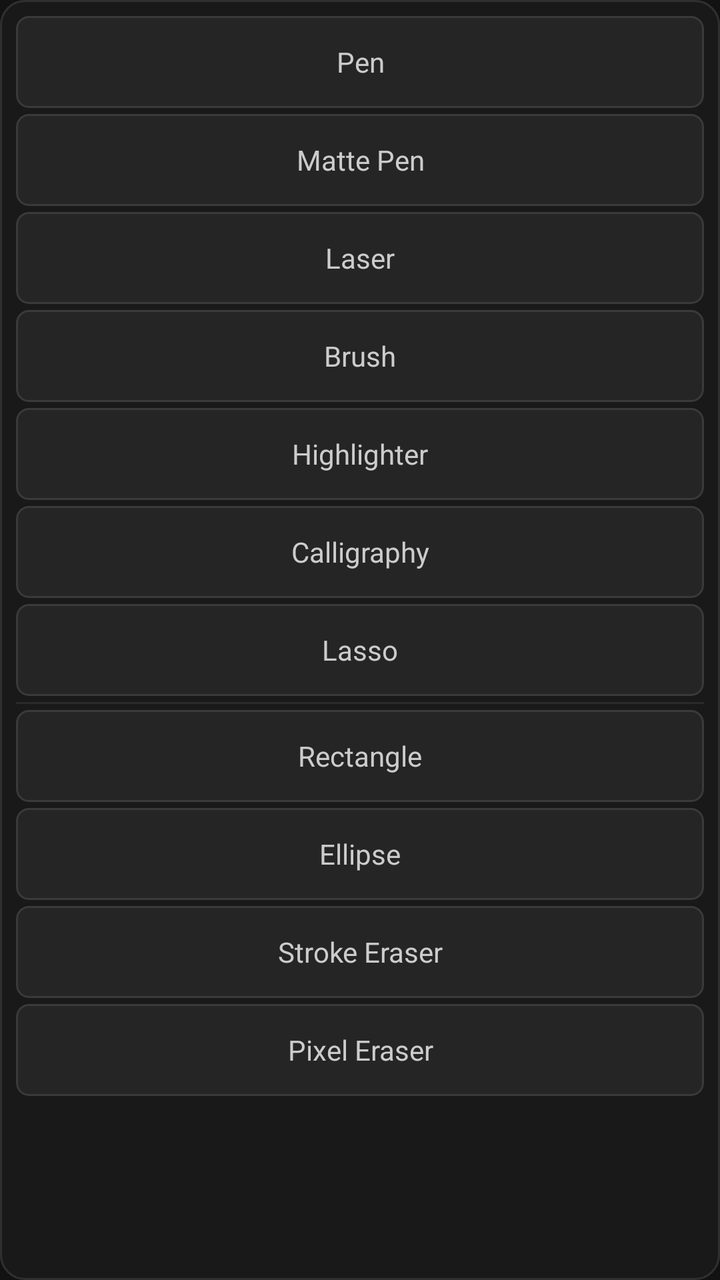
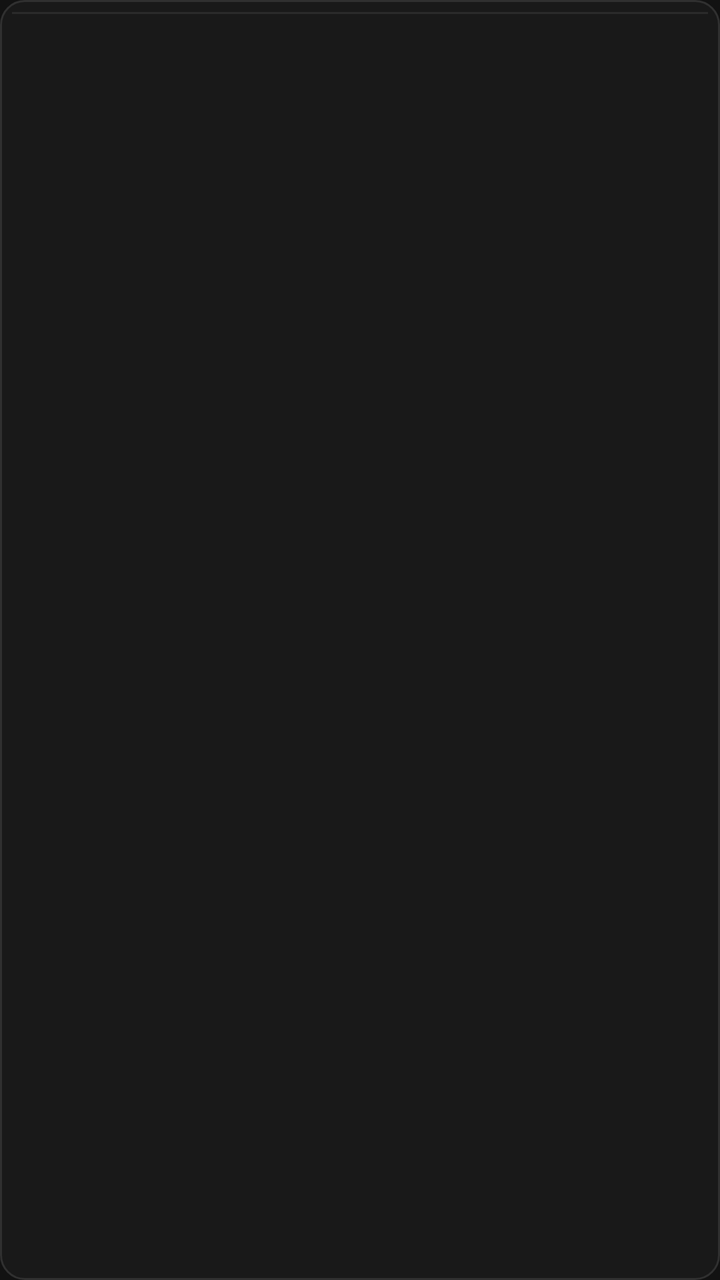

Screens rendered from an Android XML layout before and after an edit, with the pre-edit source and the edit as a unified diff.
<!-- AndroidManifest.xml: application theme Theme.DrawAnywhere -->
<!-- res/layout/panel_tools.xml -->
<?xml version="1.0" encoding="utf-8"?>
<LinearLayout
    xmlns:android="http://schemas.android.com/apk/res/android"
    android:layout_width="164dp"
    android:layout_height="wrap_content"
    android:orientation="vertical"
    android:background="@drawable/bg_panel"
    android:paddingTop="8dp"
    android:paddingBottom="8dp"
    android:elevation="8dp">

    
    <TextView
        android:id="@+id/tool_pen"
        android:layout_width="match_parent"
        android:layout_height="46dp"
        android:gravity="center"
        android:text="@string/tool_pen"
        android:textSize="14sp"
        android:textColor="@color/tool_item_text_default"
        android:background="@drawable/bg_tool_item_default"
        android:layout_marginStart="8dp"
        android:layout_marginEnd="8dp"
        android:layout_marginBottom="3dp"
        android:fontFamily="sans-serif" />

    
    <TextView
        android:id="@+id/tool_matte_pen"
        android:layout_width="match_parent"
        android:layout_height="46dp"
        android:gravity="center"
        android:text="@string/tool_matte_pen"
        android:textSize="14sp"
        android:textColor="@color/tool_item_text_default"
        android:background="@drawable/bg_tool_item_default"
        android:layout_marginStart="8dp"
        android:layout_marginEnd="8dp"
        android:layout_marginBottom="3dp"
        android:fontFamily="sans-serif" />

    
    <TextView
        android:id="@+id/tool_laser"
        android:layout_width="match_parent"
        android:layout_height="46dp"
        android:gravity="center"
        android:text="@string/tool_laser"
        android:textSize="14sp"
        android:textColor="@color/tool_item_text_default"
        android:background="@drawable/bg_tool_item_default"
        android:layout_marginStart="8dp"
        android:layout_marginEnd="8dp"
        android:layout_marginBottom="3dp"
        android:fontFamily="sans-serif" />

    
    <TextView
        android:id="@+id/tool_brush"
        android:layout_width="match_parent"
        android:layout_height="46dp"
        android:gravity="center"
        android:text="@string/tool_brush"
        android:textSize="14sp"
        android:textColor="@color/tool_item_text_default"
        android:background="@drawable/bg_tool_item_default"
        android:layout_marginStart="8dp"
        android:layout_marginEnd="8dp"
        android:layout_marginBottom="3dp"
        android:fontFamily="sans-serif" />

    
    <TextView
        android:id="@+id/tool_highlighter"
        android:layout_width="match_parent"
        android:layout_height="46dp"
        android:gravity="center"
        android:text="@string/tool_highlighter"
        android:textSize="14sp"
        android:textColor="@color/tool_item_text_default"
        android:background="@drawable/bg_tool_item_default"
        android:layout_marginStart="8dp"
        android:layout_marginEnd="8dp"
        android:layout_marginBottom="3dp"
        android:fontFamily="sans-serif" />

    
    <TextView
        android:id="@+id/tool_calligraphy"
        android:layout_width="match_parent"
        android:layout_height="46dp"
        android:gravity="center"
        android:text="@string/tool_calligraphy"
        android:textSize="14sp"
        android:textColor="@color/tool_item_text_default"
        android:background="@drawable/bg_tool_item_default"
        android:layout_marginStart="8dp"
        android:layout_marginEnd="8dp"
        android:layout_marginBottom="3dp"
        android:fontFamily="sans-serif" />

    
    <TextView
        android:id="@+id/tool_lasso"
        android:layout_width="match_parent"
        android:layout_height="46dp"
        android:gravity="center"
        android:text="@string/tool_lasso"
        android:textSize="14sp"
        android:textColor="@color/tool_item_text_default"
        android:background="@drawable/bg_tool_item_default"
        android:layout_marginStart="8dp"
        android:layout_marginEnd="8dp"
        android:layout_marginBottom="3dp"
        android:fontFamily="sans-serif" />

    
    <View
        android:layout_width="match_parent"
        android:layout_height="1dp"
        android:background="@color/panel_section_divider"
        android:layout_marginStart="8dp"
        android:layout_marginEnd="8dp"
        android:layout_marginBottom="3dp" />

    
    <TextView
        android:id="@+id/tool_rectangle"
        android:layout_width="match_parent"
        android:layout_height="46dp"
        android:gravity="center"
        android:text="@string/tool_rectangle"
        android:textSize="14sp"
        android:textColor="@color/tool_item_text_default"
        android:background="@drawable/bg_tool_item_default"
        android:layout_marginStart="8dp"
        android:layout_marginEnd="8dp"
        android:layout_marginBottom="3dp"
        android:fontFamily="sans-serif" />

    
    <TextView
        android:id="@+id/tool_ellipse"
        android:layout_width="match_parent"
        android:layout_height="46dp"
        android:gravity="center"
        android:text="@string/tool_ellipse"
        android:textSize="14sp"
        android:textColor="@color/tool_item_text_default"
        android:background="@drawable/bg_tool_item_default"
        android:layout_marginStart="8dp"
        android:layout_marginEnd="8dp"
        android:layout_marginBottom="3dp"
        android:fontFamily="sans-serif" />

    
    <TextView
        android:id="@+id/tool_stroke_eraser"
        android:layout_width="match_parent"
        android:layout_height="46dp"
        android:gravity="center"
        android:text="@string/tool_stroke_eraser"
        android:textSize="14sp"
        android:textColor="@color/tool_item_text_default"
        android:background="@drawable/bg_tool_item_default"
        android:layout_marginStart="8dp"
        android:layout_marginEnd="8dp"
        android:layout_marginBottom="3dp"
        android:fontFamily="sans-serif" />

    
    <TextView
        android:id="@+id/tool_pixel_eraser"
        android:layout_width="match_parent"
        android:layout_height="46dp"
        android:gravity="center"
        android:text="@string/tool_pixel_eraser"
        android:textSize="14sp"
        android:textColor="@color/tool_item_text_default"
        android:background="@drawable/bg_tool_item_default"
        android:layout_marginStart="8dp"
        android:layout_marginEnd="8dp"
        android:fontFamily="sans-serif" />

</LinearLayout>
<!-- resources referenced by this layout -->
<resources>
  <color name="panel_section_divider">#FF2A2A2A</color>
  <color name="tool_item_text_default">#FFCCCCCC</color>
  <!-- drawable bg_panel (drawable) -->
  <?xml version="1.0" encoding="utf-8"?>
  <shape xmlns:android="http://schemas.android.com/apk/res/android"
      android:shape="rectangle">
  
      <solid android:color="@color/panel_bg" />
  
      <corners android:radius="12dp" />
  
      <stroke
          android:width="1dp"
          android:color="@color/panel_border" />
  
  </shape>
  <!-- drawable bg_tool_item_default (drawable) -->
  <?xml version="1.0" encoding="utf-8"?>
  <shape xmlns:android="http://schemas.android.com/apk/res/android"
      android:shape="rectangle">
  
      <solid android:color="@color/tool_item_default_bg" />
  
      <corners android:radius="6dp" />
  
      <stroke
          android:width="1dp"
          android:color="@color/tool_item_default_border" />
  
  </shape>
  <string name="tool_brush">Brush</string>
  <string name="tool_calligraphy">Calligraphy</string>
  <string name="tool_ellipse">Ellipse</string>
  <string name="tool_highlighter">Highlighter</string>
  <string name="tool_laser">Laser</string>
  <string name="tool_lasso">Lasso</string>
  <string name="tool_matte_pen">Matte Pen</string>
  <string name="tool_pen">Pen</string>
  <string name="tool_pixel_eraser">Pixel Eraser</string>
  <string name="tool_rectangle">Rectangle</string>
  <string name="tool_stroke_eraser">Stroke Eraser</string>
  <style name="Theme.DrawAnywhere" parent="Theme.MaterialComponents.DayNight.NoActionBar">
          <item name="colorPrimary">@color/colorPrimary</item>
          <item name="colorPrimaryVariant">@color/colorPrimaryVariant</item>
          <item name="colorOnPrimary">@color/colorOnPrimary</item>
          <item name="colorSecondary">@color/colorSecondary</item>
          <item name="colorOnSecondary">@color/colorOnSecondary</item>
          <item name="colorError">@color/colorError</item>
          <item name="colorOnError">@color/colorOnError</item>
          <item name="colorSurface">@color/colorSurface</item>
          <item name="colorOnSurface">@color/colorOnSurface</item>
          <item name="android:colorBackground">@color/colorBackground</item>
          <item name="android:windowBackground">@color/colorBackground</item>
          <item name="android:statusBarColor">@android:color/transparent</item>
          <item name="android:navigationBarColor">@android:color/transparent</item>
          <item name="android:windowDrawsSystemBarBackgrounds">true</item>
      </style>
  <color name="panel_bg">#F21A1A1A</color>
  <color name="panel_border">#FF303030</color>
  <color name="tool_item_default_bg">#FF252525</color>
  <color name="tool_item_default_border">#FF3A3A3A</color>
  <color name="colorPrimary">#FFB73A3A</color>
  <color name="colorPrimaryVariant">#FF8B0000</color>
  <color name="colorOnPrimary">#FFFFFFFF</color>
  <color name="colorSecondary">#FF444444</color>
  <color name="colorOnSecondary">#FFFFFFFF</color>
  <color name="colorError">#FFCF6679</color>
  <color name="colorOnError">#FF000000</color>
  <color name="colorSurface">#FF1C1C1C</color>
  <color name="colorOnSurface">#FFFFFFFF</color>
  <color name="colorBackground">#FF121212</color>
</resources>

<!-- the commit's change to res/layout/panel_tools.xml (unified diff, before → after) -->
@@ -1,185 +1,33 @@
 <?xml version="1.0" encoding="utf-8"?>
 <LinearLayout
     xmlns:android="http://schemas.android.com/apk/res/android"
-    android:layout_width="164dp"
+    android:layout_width="140dp"
     android:layout_height="wrap_content"
     android:orientation="vertical"
     android:background="@drawable/bg_panel"
-    android:paddingTop="8dp"
-    android:paddingBottom="8dp"
+    android:paddingTop="6dp"
+    android:paddingBottom="6dp"
     android:elevation="8dp">
 
-    
-    <TextView
-        android:id="@+id/tool_pen"
-        android:layout_width="match_parent"
-        android:layout_height="46dp"
-        android:gravity="center"
-        android:text="@string/tool_pen"
-        android:textSize="14sp"
-        android:textColor="@color/tool_item_text_default"
-        android:background="@drawable/bg_tool_item_default"
-        android:layout_marginStart="8dp"
-        android:layout_marginEnd="8dp"
-        android:layout_marginBottom="3dp"
-        android:fontFamily="sans-serif" />
+    <TextView android:id="@+id/tool_pen" style="@style/Widget.DrawAnywhere.ToolRow" android:text="@string/tool_pen"/>
+    <TextView android:id="@+id/tool_matte_pen" style="@style/Widget.DrawAnywhere.ToolRow" android:text="@string/tool_matte_pen"/>
+    <TextView android:id="@+id/tool_laser" style="@style/Widget.DrawAnywhere.ToolRow" android:text="@string/tool_laser"/>
+    <TextView android:id="@+id/tool_brush" style="@style/Widget.DrawAnywhere.ToolRow" android:text="@string/tool_brush"/>
+    <TextView android:id="@+id/tool_highlighter" style="@style/Widget.DrawAnywhere.ToolRow" android:text="@string/tool_highlighter"/>
+    <TextView android:id="@+id/tool_calligraphy" style="@style/Widget.DrawAnywhere.ToolRow" android:text="@string/tool_calligraphy"/>
+    <TextView android:id="@+id/tool_lasso" style="@style/Widget.DrawAnywhere.ToolRow" android:text="@string/tool_lasso"/>
 
-    
-    <TextView
-        android:id="@+id/tool_matte_pen"
-        android:layout_width="match_parent"
-        android:layout_height="46dp"
-        android:gravity="center"
-        android:text="@string/tool_matte_pen"
-        android:textSize="14sp"
-        android:textColor="@color/tool_item_text_default"
-        android:background="@drawable/bg_tool_item_default"
-        android:layout_marginStart="8dp"
-        android:layout_marginEnd="8dp"
-        android:layout_marginBottom="3dp"
-        android:fontFamily="sans-serif" />
-
-    
-    <TextView
-        android:id="@+id/tool_laser"
-        android:layout_width="match_parent"
-        android:layout_height="46dp"
-        android:gravity="center"
-        android:text="@string/tool_laser"
-        android:textSize="14sp"
-        android:textColor="@color/tool_item_text_default"
-        android:background="@drawable/bg_tool_item_default"
-        android:layout_marginStart="8dp"
-        android:layout_marginEnd="8dp"
-        android:layout_marginBottom="3dp"
-        android:fontFamily="sans-serif" />
-
-    
-    <TextView
-        android:id="@+id/tool_brush"
-        android:layout_width="match_parent"
-        android:layout_height="46dp"
-        android:gravity="center"
-        android:text="@string/tool_brush"
-        android:textSize="14sp"
-        android:textColor="@color/tool_item_text_default"
-        android:background="@drawable/bg_tool_item_default"
-        android:layout_marginStart="8dp"
-        android:layout_marginEnd="8dp"
-        android:layout_marginBottom="3dp"
-        android:fontFamily="sans-serif" />
-
-    
-    <TextView
-        android:id="@+id/tool_highlighter"
-        android:layout_width="match_parent"
-        android:layout_height="46dp"
-        android:gravity="center"
-        android:text="@string/tool_highlighter"
-        android:textSize="14sp"
-        android:textColor="@color/tool_item_text_default"
-        android:background="@drawable/bg_tool_item_default"
-        android:layout_marginStart="8dp"
-        android:layout_marginEnd="8dp"
-        android:layout_marginBottom="3dp"
-        android:fontFamily="sans-serif" />
-
-    
-    <TextView
-        android:id="@+id/tool_calligraphy"
-        android:layout_width="match_parent"
-        android:layout_height="46dp"
-        android:gravity="center"
-        android:text="@string/tool_calligraphy"
-        android:textSize="14sp"
-        android:textColor="@color/tool_item_text_default"
-        android:background="@drawable/bg_tool_item_default"
-        android:layout_marginStart="8dp"
-        android:layout_marginEnd="8dp"
-        android:layout_marginBottom="3dp"
-        android:fontFamily="sans-serif" />
-
-    
-    <TextView
-        android:id="@+id/tool_lasso"
-        android:layout_width="match_parent"
-        android:layout_height="46dp"
-        android:gravity="center"
-        android:text="@string/tool_lasso"
-        android:textSize="14sp"
-        android:textColor="@color/tool_item_text_default"
-        android:background="@drawable/bg_tool_item_default"
-        android:layout_marginStart="8dp"
-        android:layout_marginEnd="8dp"
-        android:layout_marginBottom="3dp"
-        android:fontFamily="sans-serif" />
-
-    
     <View
         android:layout_width="match_parent"
         android:layout_height="1dp"
         android:background="@color/panel_section_divider"
-        android:layout_marginStart="8dp"
-        android:layout_marginEnd="8dp"
-        android:layout_marginBottom="3dp" />
+        android:layout_marginStart="6dp"
+        android:layout_marginEnd="6dp"
+        android:layout_marginBottom="2dp" />
 
-    
-    <TextView
-        android:id="@+id/tool_rectangle"
-        android:layout_width="match_parent"
-        android:layout_height="46dp"
-        android:gravity="center"
-        android:text="@string/tool_rectangle"
-        android:textSize="14sp"
-        android:textColor="@color/tool_item_text_default"
-        android:background="@drawable/bg_tool_item_default"
-        android:layout_marginStart="8dp"
-        android:layout_marginEnd="8dp"
-        android:layout_marginBottom="3dp"
-        android:fontFamily="sans-serif" />
-
-    
-    <TextView
-        android:id="@+id/tool_ellipse"
-        android:layout_width="match_parent"
-        android:layout_height="46dp"
-        android:gravity="center"
-        android:text="@string/tool_ellipse"
-        android:textSize="14sp"
-        android:textColor="@color/tool_item_text_default"
-        android:background="@drawable/bg_tool_item_default"
-        android:layout_marginStart="8dp"
-        android:layout_marginEnd="8dp"
-        android:layout_marginBottom="3dp"
-        android:fontFamily="sans-serif" />
-
-    
-    <TextView
-        android:id="@+id/tool_stroke_eraser"
-        android:layout_width="match_parent"
-        android:layout_height="46dp"
-        android:gravity="center"
-        android:text="@string/tool_stroke_eraser"
-        android:textSize="14sp"
-        android:textColor="@color/tool_item_text_default"
-        android:background="@drawable/bg_tool_item_default"
-        android:layout_marginStart="8dp"
-        android:layout_marginEnd="8dp"
-        android:layout_marginBottom="3dp"
-        android:fontFamily="sans-serif" />
-
-    
-    <TextView
-        android:id="@+id/tool_pixel_eraser"
-        android:layout_width="match_parent"
-        android:layout_height="46dp"
-        android:gravity="center"
-        android:text="@string/tool_pixel_eraser"
-        android:textSize="14sp"
-        android:textColor="@color/tool_item_text_default"
-        android:background="@drawable/bg_tool_item_default"
-        android:layout_marginStart="8dp"
-        android:layout_marginEnd="8dp"
-        android:fontFamily="sans-serif" />
+    <TextView android:id="@+id/tool_rectangle" style="@style/Widget.DrawAnywhere.ToolRow" android:text="@string/tool_rectangle"/>
+    <TextView android:id="@+id/tool_ellipse" style="@style/Widget.DrawAnywhere.ToolRow" android:text="@string/tool_ellipse"/>
+    <TextView android:id="@+id/tool_stroke_eraser" style="@style/Widget.DrawAnywhere.ToolRow" android:text="@string/tool_stroke_eraser"/>
+    <TextView android:id="@+id/tool_pixel_eraser" style="@style/Widget.DrawAnywhere.ToolRow" android:text="@string/tool_pixel_eraser"/>
 
 </LinearLayout>
<!-- resource entries referenced after the edit -->
@@ -1,7 +1,6 @@
 <!-- resources referenced by this layout -->
 <resources>
   <color name="panel_section_divider">#FF2A2A2A</color>
-  <color name="tool_item_text_default">#FFCCCCCC</color>
   <!-- drawable bg_panel (drawable) -->
   <?xml version="1.0" encoding="utf-8"?>
   <shape xmlns:android="http://schemas.android.com/apk/res/android"
@@ -14,20 +13,6 @@
       <stroke
           android:width="1dp"
           android:color="@color/panel_border" />
-  
-  </shape>
-  <!-- drawable bg_tool_item_default (drawable) -->
-  <?xml version="1.0" encoding="utf-8"?>
-  <shape xmlns:android="http://schemas.android.com/apk/res/android"
-      android:shape="rectangle">
-  
-      <solid android:color="@color/tool_item_default_bg" />
-  
-      <corners android:radius="6dp" />
-  
-      <stroke
-          android:width="1dp"
-          android:color="@color/tool_item_default_border" />
   
   </shape>
   <string name="tool_brush">Brush</string>
@@ -59,8 +44,6 @@
       </style>
   <color name="panel_bg">#F21A1A1A</color>
   <color name="panel_border">#FF303030</color>
-  <color name="tool_item_default_bg">#FF252525</color>
-  <color name="tool_item_default_border">#FF3A3A3A</color>
   <color name="colorPrimary">#FFB73A3A</color>
   <color name="colorPrimaryVariant">#FF8B0000</color>
   <color name="colorOnPrimary">#FFFFFFFF</color>
